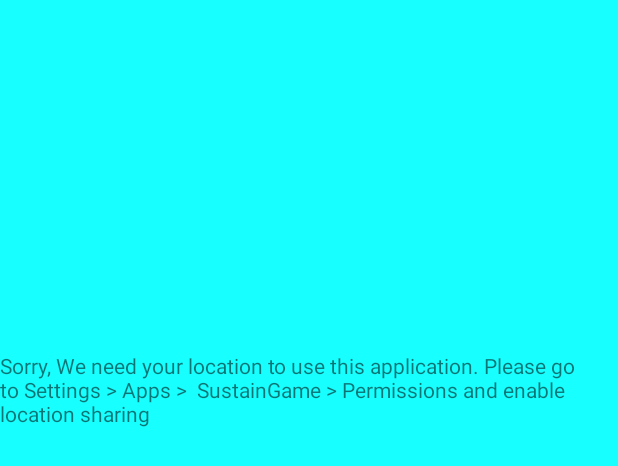
After one commit to quinnbanet359/SustainGame, an Android app: the layout permission_denied.xml on its own in the app's theme, with its tools: preview values and no code run, on a phone screen of 412 x 824 dp. The commit adds this screen. Shown: the top 466 px of the screen. Run offline under Robolectric (Android 15) with nearby library versions, the phone set to English and light mode, and no system bars.

Commit message:
Constant Permission Tracking
Upon each resume/build of the app, it now looks to see if user has
location permissions on or off.
 - If user has denied it will display a dialog and a blank message
activity instructing user to enable location to use the app.
- If they have granted permissions it will display “main_activity”

```diff
--- /dev/null
+++ b/app/src/main/res/layout/permission_denied.xml
@@ -0,0 +1,15 @@
+<?xml version="1.0" encoding="utf-8"?>
+<RelativeLayout xmlns:android="http://schemas.android.com/apk/res/android"
+    xmlns:tools="http://schemas.android.com/tools"
+    android:orientation="vertical" android:layout_width="match_parent"
+    android:layout_height="match_parent"
+    android:background="#18FFFF">
+
+    <TextView
+        android:text="Sorry, We need your location to use this application. Please go to Settings > Apps >  SustainGame > Permissions and enable location sharing "
+        android:layout_width="wrap_content"
+        android:layout_height="wrap_content"
+        android:layout_alignParentTop="true"
+        android:layout_marginTop="234dp"
+        android:id="@+id/textView"/>
+</RelativeLayout>
--- a/app/src/main/res/layout/popup.xml
+++ /dev/null
@@ -1,6 +0,0 @@
-<?xml version="1.0" encoding="utf-8"?>
-<LinearLayout xmlns:android="http://schemas.android.com/apk/res/android"
-    android:orientation="vertical" android:layout_width="match_parent"
-    android:layout_height="match_parent">
-
-</LinearLayout>
```
Also changed, not shown: app/src/main/java/com/quinnbanet/sustaingame/MainActivity.java (+55 -6 lines).
